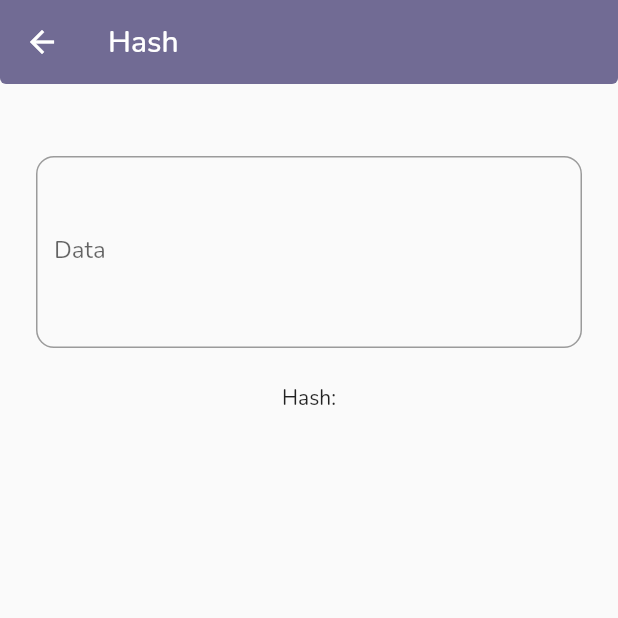
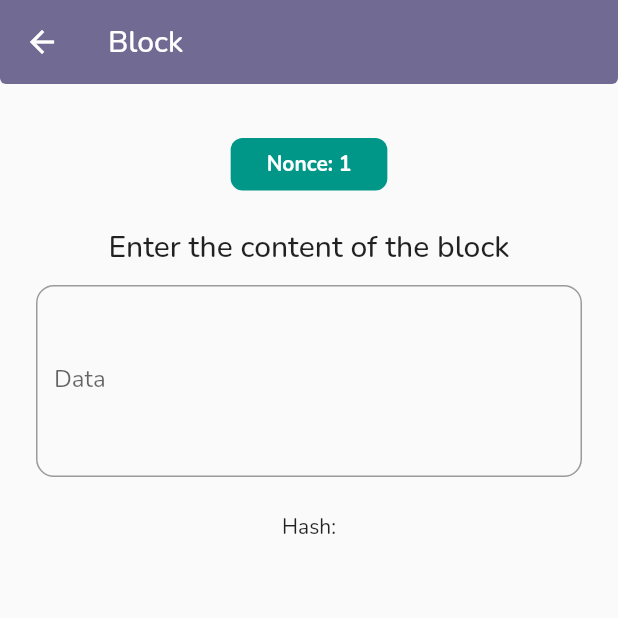
Before and after one commit to rashidwassan/blockchain-demo-app-flutter, a Flutter app: the screen it shows after launch, after a tap on "BLOCK", on a phone screen of 412 x 824 dp, the top half of it. Run offline on Flutter 3.47's test engine with Material 2 defaults, Android fonts, the phone set to English and light mode, and no system bars; our stand-ins replace google_fonts, lottie.

Commit message:
added nonce display on block page

```diff
--- a/lib/pages/demos/block.dart
+++ b/lib/pages/demos/block.dart
@@ -0,0 +1,77 @@
+import 'package:blockchain_demo_flutter/components/data_input_fields.dart';
+import 'package:blockchain_demo_flutter/models/hash_with_nonce.dart';
+import 'package:flutter/material.dart';
+
+import '../../utils/crypto_things.dart';
+
+class BlockPage extends StatefulWidget {
+  const BlockPage({Key? key}) : super(key: key);
+
+  static const String routeName = '/block';
+
+  @override
+  State<BlockPage> createState() => _HashPageState();
+}
+
+class _HashPageState extends State<BlockPage> {
+  final TextEditingController _contentController = TextEditingController();
+  HashWithNonce _hashWithNonce = HashWithNonce('', 1);
+  int difficulty = 1;
+  @override
+  Widget build(BuildContext context) {
+    return Scaffold(
+        appBar: AppBar(title: const Text('Block')),
+        body: Padding(
+          padding: const EdgeInsets.all(24.0),
+          child: Center(
+              child: Column(
+            crossAxisAlignment: CrossAxisAlignment.center,
+            children: [
+              const SizedBox(
+                height: 12,
+              ),
+              Container(
+                decoration: BoxDecoration(
+                    color: Colors.teal, borderRadius: BorderRadius.circular(8)),
+                padding:
+                    const EdgeInsets.symmetric(vertical: 8, horizontal: 24),
+                child: Text(
+                  'Nonce: ${_hashWithNonce.nonce.toString()}',
+                  textAlign: TextAlign.center,
+                  style: const TextStyle(
+                      fontWeight: FontWeight.bold, color: Colors.white),
+                ),
+              ),
+              const SizedBox(
+                height: 24,
+              ),
+              Text(
+                'Enter the content of the block',
+                style: Theme.of(context).textTheme.headline6,
+              ),
+              const SizedBox(
+                height: 12,
+              ),
+              DataInputField(
+                  title: 'Data',
+                  controller: _contentController,
+                  onChanged: (value) {
+                    setState(() {
+                      _hashWithNonce = CryptoUtils.getSHA256WithDifficulty(
+                        data: _contentController.text,
+                        difficulty: difficulty,
+                      );
+                    });
+                  }),
+              const SizedBox(
+                height: 24,
+              ),
+              Text(
+                'Hash:\n${_hashWithNonce.hash}',
+                textAlign: TextAlign.center,
+              ),
+            ],
+          )),
+        ));
+  }
+}
--- a/lib/pages/demos/hash_page.dart
+++ b/lib/pages/demos/hash_page.dart
@@ -4,7 +4,7 @@ import 'package:flutter/material.dart';
 import '../../utils/crypto_things.dart';
 
 class HashPage extends StatefulWidget {
-  HashPage({Key? key}) : super(key: key);
+  const HashPage({Key? key}) : super(key: key);
 
   static const String routeName = '/hash';
 
--- a/lib/providers/homepage_items_provider.dart
+++ b/lib/providers/homepage_items_provider.dart
@@ -1,4 +1,5 @@
 import 'package:blockchain_demo_flutter/models/homepage_grid_item.dart';
+import 'package:blockchain_demo_flutter/pages/demos/block.dart';
 import 'package:blockchain_demo_flutter/pages/demos/hash_page.dart';
 import 'package:flutter/material.dart';
 
@@ -15,7 +16,7 @@ class HomePageItemsProvider with ChangeNotifier {
         imagePath: Images.block,
         title: 'BLOCK',
         description: 'Mine a new block with given difficulty',
-        screenRoute: HashPage.routeName),
+        screenRoute: BlockPage.routeName),
   ];
 
   List<HomePageGridItem> get items => _items;
--- a/lib/utils/route_generator.dart
+++ b/lib/utils/route_generator.dart
@@ -1,8 +1,9 @@
-import 'package:blockchain_demo_flutter/pages/demos/hash_page.dart';
-import 'package:blockchain_demo_flutter/pages/splash_screen.dart';
 import 'package:flutter/material.dart';
 
+import '/pages/demos/hash_page.dart';
 import '/pages/homepage.dart';
+import '/pages/splash_screen.dart';
+import '../pages/demos/block.dart';
 
 class RouteGenerator {
   static Route<dynamic> generateRoute(RouteSettings settings) {
@@ -11,8 +12,10 @@ class RouteGenerator {
         return MaterialPageRoute(builder: (_) => const SplashScreen());
       case HomePage.routeName:
         return MaterialPageRoute(builder: (_) => const HomePage());
+      case BlockPage.routeName:
+        return MaterialPageRoute(builder: (_) => const BlockPage());
       case HashPage.routeName:
-        return MaterialPageRoute(builder: (_) => HashPage());
+        return MaterialPageRoute(builder: (_) => const HashPage());
 
       default:
         return MaterialPageRoute(builder: ((context) => const HomePage()));
```
